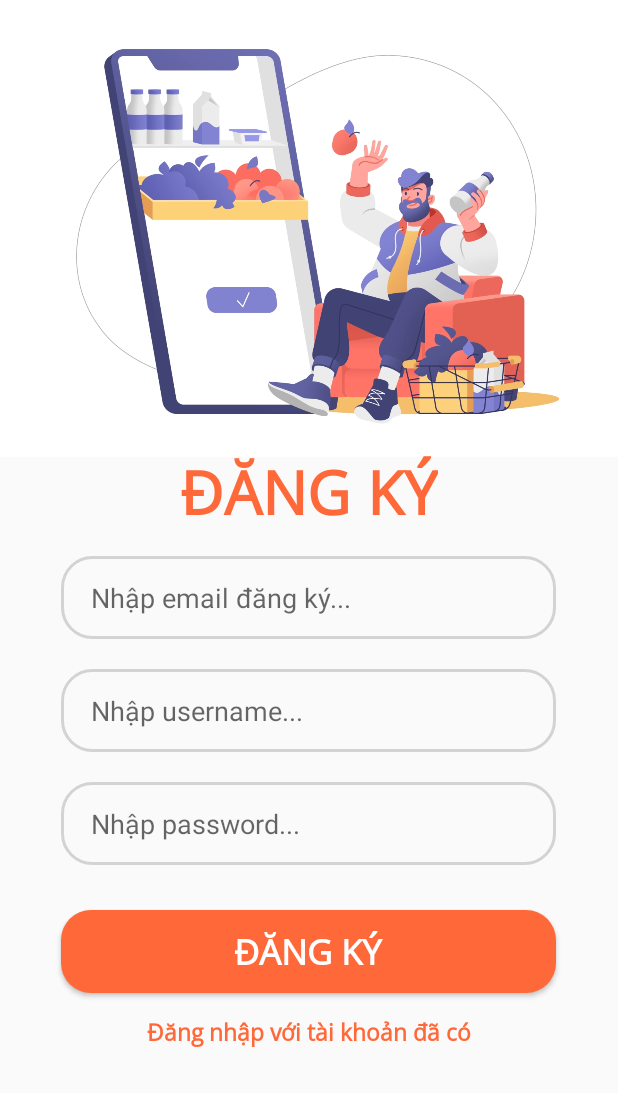
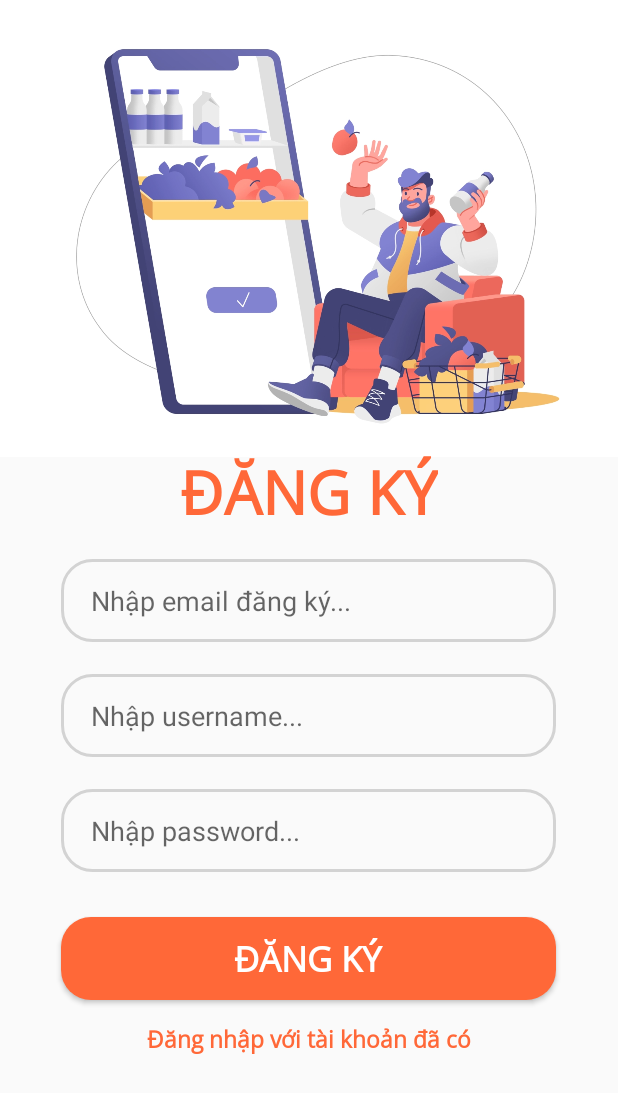
Before and after one commit to duongmien/demo_login_android, an Android app: the Singup screen opened directly, with no data from a screen before it, on a phone screen of 412 x 824 dp. Shown: the top 1093 px of the screen. Run offline under Robolectric (Android 15) with nearby library versions, the phone set to English and light mode, and no system bars.

Commit message:
update form Login and Sign up

```diff
--- a/app/src/main/res/layout/activity_login.xml
+++ b/app/src/main/res/layout/activity_login.xml
@@ -111,7 +111,7 @@
         android:text="Quên mật khẩu?"
         android:textColor="#FF6838"
         android:textSize="15sp"
-        android:textStyle="bold" />
+        android:textStyle  ="bold" />
 
     <TextView
         android:id="@+id/text_signup"
--- a/app/src/main/res/layout/activity_singup.xml
+++ b/app/src/main/res/layout/activity_singup.xml
@@ -31,7 +31,7 @@
         android:layout_height="wrap_content"
         android:layout_below="@id/textDK"
         android:layout_centerHorizontal="true"
-        android:layout_marginTop="15dp"
+        android:layout_marginTop="17dp"
         android:width="330dp"
         android:height="60dp"
         android:background="@drawable/edit_text_border"
@@ -47,7 +47,7 @@
         android:layout_height="wrap_content"
         android:layout_below="@id/email"
         android:layout_centerHorizontal="true"
-        android:layout_marginTop="20dp"
+        android:layout_marginTop="21dp"
         android:width="330dp"
         android:height="60dp"
         android:background="@drawable/edit_text_border"
@@ -63,15 +63,15 @@
         android:layout_height="wrap_content"
         android:layout_below="@id/username"
         android:layout_centerHorizontal="true"
-        android:layout_marginTop="20dp"
+        android:layout_marginTop="21dp"
         android:width="330dp"
         android:height="60dp"
         android:background="@drawable/edit_text_border"
+        android:hint="Nhập password..."
+        android:inputType="textPassword"
+        android:paddingLeft="20dp"
         android:paddingTop="15dp"
-        android:paddingBottom="15dp"
-        android:paddingLeft="20dp"
-        android:hint="Nhập password..."
-        android:inputType="textPassword" />
+        android:paddingBottom="15dp" />
 
     <Button
         android:id="@+id/bt_singup"
```
